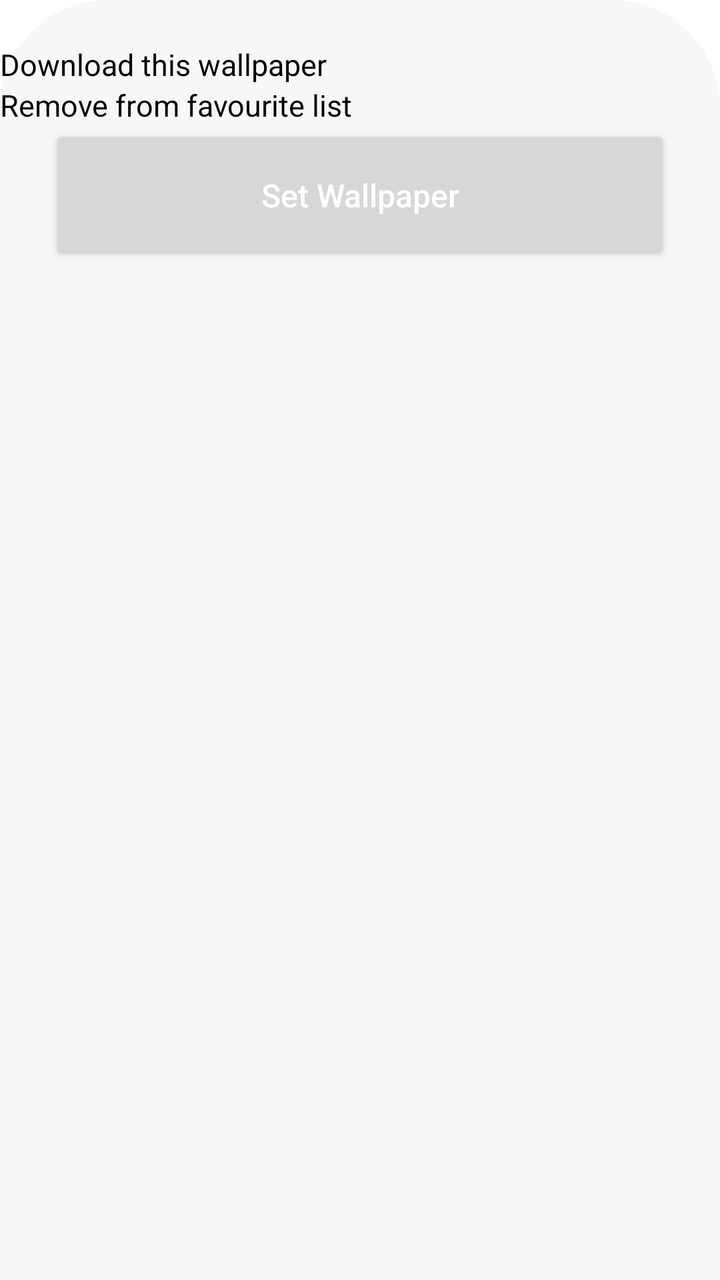
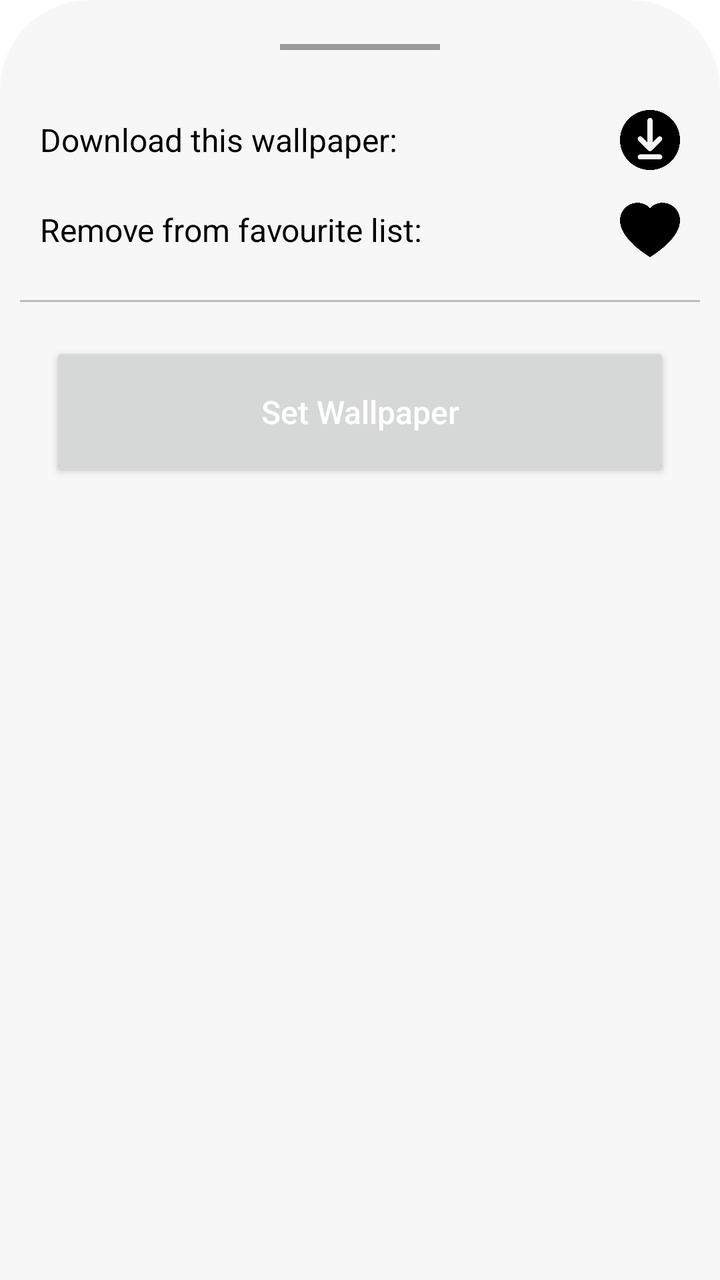

Compare the two renders of this Android layout. The source of the first and the diff that turns it into the second are given below.
<!-- AndroidManifest.xml: application theme Theme.PixelPerfect -->
<!-- res/layout/favsetwallpaperdilog.xml -->
<?xml version="1.0" encoding="utf-8"?>
<LinearLayout xmlns:android="http://schemas.android.com/apk/res/android"
    android:layout_width="match_parent"
    xmlns:app="http://schemas.android.com/apk/res-auto"
    android:background="@drawable/bottom_sheet_design"
    android:backgroundTint="#F7F7F7"
    android:paddingVertical="22dp"
    android:orientation="vertical"
    android:layout_height="wrap_content">
    <LinearLayout
        android:layout_width="match_parent"
        android:layout_height="wrap_content"
        android:orientation="horizontal">
        <TextView
            android:layout_width="wrap_content"
            android:layout_height="wrap_content"
            android:text="Download this wallpaper"
            android:textColor="@color/black"
            android:textSize="15sp"/>
    </LinearLayout>
    <LinearLayout
        android:layout_width="match_parent"
        android:layout_height="wrap_content"
        android:orientation="horizontal">
        <TextView
            android:layout_width="wrap_content"
            android:layout_height="wrap_content"
            android:text="Remove from favourite list"
            android:textColor="@color/black"
            android:textSize="15sp"/>
    </LinearLayout>
    <Button
        android:layout_width="match_parent"


        android:text="Set Wallpaper"
        android:layout_height="70dp"
        android:layout_gravity="end"
        android:layout_marginHorizontal="25dp"
        android:layout_marginBottom="20dp"
        android:textSize="16dp"
        android:textColor="@color/white"
        android:textAllCaps="false"
        app:cornerRadius="28dp"
        android:id="@+id/set_wall"

      />


</LinearLayout>
<!-- resources referenced by this layout -->
<resources>
  <color name="black">#FF000000</color>
  <color name="white">#FFFFFFFF</color>
  <!-- drawable bottom_sheet_design (drawable) -->
  <?xml version="1.0" encoding="utf-8"?>
  <shape xmlns:android="http://schemas.android.com/apk/res/android"
      >
      <solid
          android:color="@color/white"
          />
      <corners
          android:topRightRadius="54dp"
          android:topLeftRadius="54dp"
          />
  
  
  
  
  
  
  
  </shape>
  <style name="Theme.PixelPerfect" parent="Theme.MaterialComponents.Light.NoActionBar">
          
          <item name="colorPrimary">#000000</item>
          <item name="colorPrimaryVariant">#8F8F8F</item>
          <item name="colorOnPrimary">@color/white</item>
          
          <item name="colorSecondary">#D65858</item>
          <item name="colorSecondaryVariant">#fff</item>
          <item name="colorOnSecondary">@color/black</item>
          
          <item name="android:statusBarColor">?attr/colorPrimaryVariant</item>
          
      </style>
</resources>

<!-- the commit's change to res/layout/favsetwallpaperdilog.xml (unified diff, before → after) -->
@@ -7,43 +7,84 @@
     android:paddingVertical="22dp"
     android:orientation="vertical"
     android:layout_height="wrap_content">
+    <View
+        android:layout_width="80dp"
+        android:layout_height="3dp"
+       android:layout_gravity="center"
+        android:layout_marginBottom="20dp"
+        android:background="#9A9A9A"/>
     <LinearLayout
         android:layout_width="match_parent"
         android:layout_height="wrap_content"
+        android:orientation="horizontal"
+        android:gravity="center"
+        android:layout_marginTop="10dp">
+        <TextView
+            android:layout_width="wrap_content"
+            android:layout_height="wrap_content"
+            android:text="Download this wallpaper:"
+            android:textColor="@color/black"
+           android:layout_marginLeft="20dp"
+            android:textSize="16sp"/>
+        <LinearLayout
+            android:layout_width="match_parent"
+            android:layout_height="wrap_content"
+            android:layout_marginRight="20dp"
+            android:gravity="right">
+
+
+        <ImageView
+            android:layout_width="30dp"
+            android:layout_height="30dp"
+            android:src="@drawable/downloading"/>
+        </LinearLayout>
+    </LinearLayout>
+    <LinearLayout
+        android:layout_width="match_parent"
+        android:layout_height="wrap_content"
+        android:layout_marginTop="15dp"
+        android:gravity="center"
         android:orientation="horizontal">
         <TextView
             android:layout_width="wrap_content"
             android:layout_height="wrap_content"
-            android:text="Download this wallpaper"
+            android:layout_marginLeft="20dp"
+            android:text="Remove from favourite list:"
             android:textColor="@color/black"
-            android:textSize="15sp"/>
+            android:textSize="16sp"/>
+        <LinearLayout
+            android:layout_width="match_parent"
+            android:layout_height="wrap_content"
+            android:layout_marginRight="20dp"
+            android:gravity="right">
+            <ImageView
+                android:layout_width="30dp"
+                android:layout_height="30dp"
+                android:layout_gravity="right"
+                android:id="@+id/remove_fav"
+                android:src="@drawable/heart"/>
+        </LinearLayout>
     </LinearLayout>
-    <LinearLayout
+
+   <View
+       android:layout_width="match_parent"
+       android:layout_height="1dp"
+       android:layout_marginHorizontal="10dp"
+       android:layout_marginVertical="20dp"
+       android:background="#BCBCBC"/>
+    <Button
+
         android:layout_width="match_parent"
-        android:layout_height="wrap_content"
-        android:orientation="horizontal">
-        <TextView
-            android:layout_width="wrap_content"
-            android:layout_height="wrap_content"
-            android:text="Remove from favourite list"
-            android:textColor="@color/black"
-            android:textSize="15sp"/>
-    </LinearLayout>
-    <Button
-        android:layout_width="match_parent"
-
-
         android:text="Set Wallpaper"
         android:layout_height="70dp"
         android:layout_gravity="end"
         android:layout_marginHorizontal="25dp"
-        android:layout_marginBottom="20dp"
+        android:layout_marginBottom="10dp"
         android:textSize="16dp"
         android:textColor="@color/white"
         android:textAllCaps="false"
         app:cornerRadius="28dp"
         android:id="@+id/set_wall"
-
       />
 
 
<!-- resource entries referenced after the edit -->
@@ -10,8 +10,8 @@
           android:color="@color/white"
           />
       <corners
-          android:topRightRadius="54dp"
-          android:topLeftRadius="54dp"
+          android:topRightRadius="45dp"
+          android:topLeftRadius="45dp"
           />
   
   
@@ -21,6 +21,8 @@
   
   
   </shape>
+  <!-- drawable downloading: png bitmap (drawable, 12500 bytes) -->
+  <!-- drawable heart: png bitmap (drawable, 5310 bytes) -->
   <style name="Theme.PixelPerfect" parent="Theme.MaterialComponents.Light.NoActionBar">
           
           <item name="colorPrimary">#000000</item>
